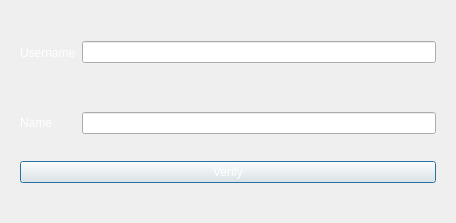
First picture: the form in accountverifydialog.ui, repository Vertin0329/LibrarySystem, before the edit.
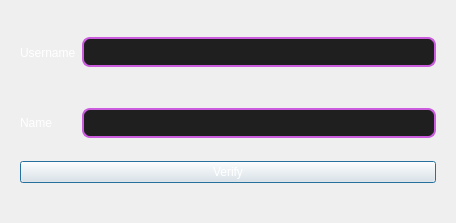
Second picture: the form after the edit.

Patch:
```diff
--- a/accountverifydialog.ui
+++ b/accountverifydialog.ui
@@ -53,7 +53,10 @@
            <item>
             <widget class="QLineEdit" name="lineEdit_UserID">
              <property name="styleSheet">
-              <string notr="true">color: rgb(255, 255, 255);</string>
+              <string notr="true">background-color: rgb(31, 31, 31); 
+border:2px solid #ca5cdd;
+ border-radius:8px;
+ padding:5px;</string>
              </property>
             </widget>
            </item>
@@ -80,7 +83,10 @@
            <item>
             <widget class="QLineEdit" name="lineEdit_Name">
              <property name="styleSheet">
-              <string notr="true">color:rgb(255, 255, 255)</string>
+              <string notr="true">background-color: rgb(31, 31, 31); 
+border:2px solid #ca5cdd;
+ border-radius:8px;
+ padding:5px;</string>
              </property>
             </widget>
            </item>
```
